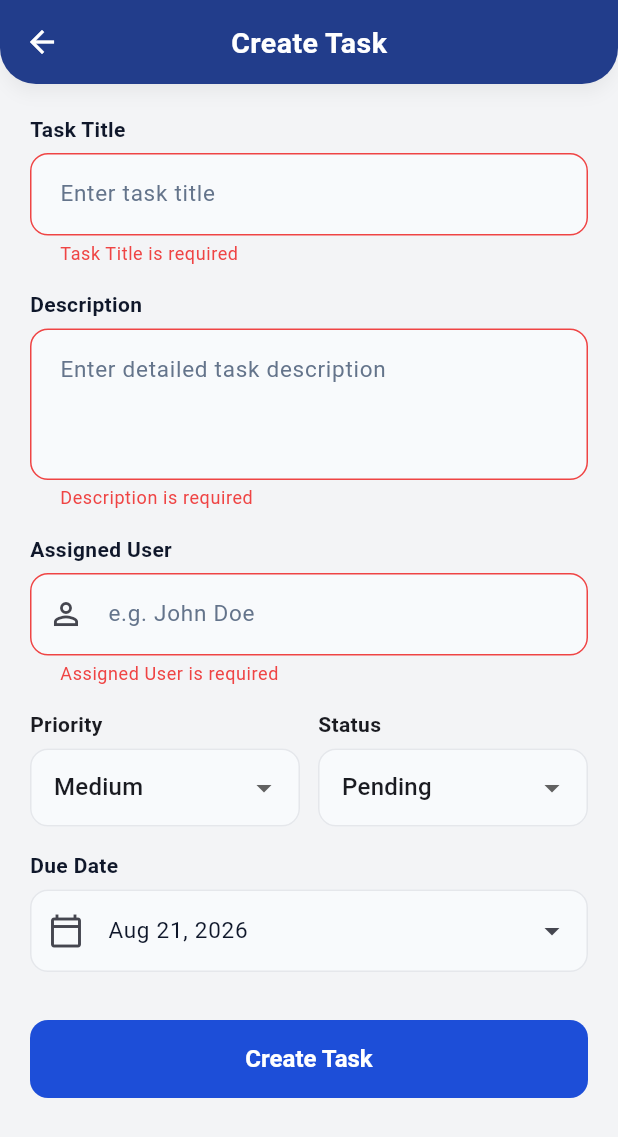
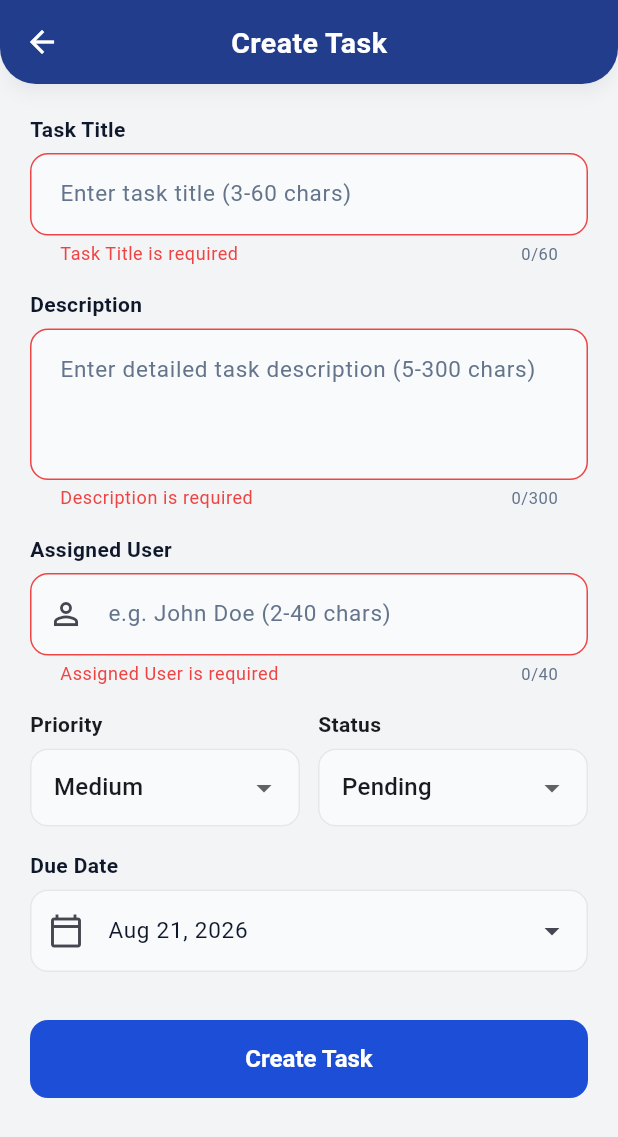
Before and after one commit to praveena-prasad200222/task_and_time-management_project, a Flutter app: the AddEditTaskScreen screen opened by its route, after a tap on "Create Task", on a phone screen of 412 x 824 dp. Shown: the top 1137 px of the screen. Run offline on Flutter 3.47's test engine with Material 3 defaults, Android fonts, the phone set to English and light mode, and no system bars; our stand-ins replace equatable, flutter_bloc, hive, hive_flutter; accounts and stored records are empty.

Commit message:
Added task field validations, min/max length checks, character counters, and error messages

```diff
--- a/lib/core/utils/validators.dart
+++ b/lib/core/utils/validators.dart
@@ -26,4 +26,46 @@ class Validators {
     }
     return null;
   }
+
+  static String? validateTitle(String? value) {
+    if (value == null || value.trim().isEmpty) {
+      return 'Task Title is required';
+    }
+    final trimmed = value.trim();
+    if (trimmed.length < 3) {
+      return 'Task Title must be at least 3 characters';
+    }
+    if (trimmed.length > 60) {
+      return 'Task Title cannot exceed 60 characters';
+    }
+    return null;
+  }
+
+  static String? validateDescription(String? value) {
+    if (value == null || value.trim().isEmpty) {
+      return 'Description is required';
+    }
+    final trimmed = value.trim();
+    if (trimmed.length < 5) {
+      return 'Description must be at least 5 characters';
+    }
+    if (trimmed.length > 300) {
+      return 'Description cannot exceed 300 characters';
+    }
+    return null;
+  }
+
+  static String? validateAssignedUser(String? value) {
+    if (value == null || value.trim().isEmpty) {
+      return 'Assigned User is required';
+    }
+    final trimmed = value.trim();
+    if (trimmed.length < 2) {
+      return 'Assigned User name must be at least 2 characters';
+    }
+    if (trimmed.length > 40) {
+      return 'Assigned User name cannot exceed 40 characters';
+    }
+    return null;
+  }
 }
--- a/lib/core/widgets/custom_text_field.dart
+++ b/lib/core/widgets/custom_text_field.dart
@@ -10,6 +10,7 @@ class CustomTextField extends StatelessWidget {
   final Widget? suffixIcon;
   final Widget? prefixIcon;
   final int maxLines;
+  final int? maxLength;
   final TextInputType? keyboardType;
   final VoidCallback? onTap;
   final bool readOnly;
@@ -24,6 +25,7 @@ class CustomTextField extends StatelessWidget {
     this.suffixIcon,
     this.prefixIcon,
     this.maxLines = 1,
+    this.maxLength,
     this.keyboardType,
     this.onTap,
     this.readOnly = false,
@@ -48,6 +50,7 @@ class CustomTextField extends StatelessWidget {
           validator: validator,
           obscureText: obscureText,
           maxLines: maxLines,
+          maxLength: maxLength,
           keyboardType: keyboardType,
           onTap: onTap,
           readOnly: readOnly,
@@ -56,6 +59,7 @@ class CustomTextField extends StatelessWidget {
             hintText: hint,
             prefixIcon: prefixIcon,
             suffixIcon: suffixIcon,
+            counterStyle: const TextStyle(fontSize: 11, color: AppColors.textSecondary),
           ),
         ),
       ],
--- a/lib/features/tasks/screens/add_edit_task_screen.dart
+++ b/lib/features/tasks/screens/add_edit_task_screen.dart
@@ -150,25 +150,28 @@ class _AddEditTaskScreenState extends State<AddEditTaskScreen> {
             children: [
               CustomTextField(
                 label: 'Task Title',
-                hint: 'Enter task title',
+                hint: 'Enter task title (3-60 chars)',
                 controller: _titleController,
-                validator: (val) => Validators.validateRequired(val, 'Task Title'),
+                maxLength: 60,
+                validator: Validators.validateTitle,
               ),
               const SizedBox(height: 16),
               CustomTextField(
                 label: 'Description',
-                hint: 'Enter detailed task description',
+                hint: 'Enter detailed task description (5-300 chars)',
                 controller: _descriptionController,
                 maxLines: 3,
-                validator: (val) => Validators.validateRequired(val, 'Description'),
+                maxLength: 300,
+                validator: Validators.validateDescription,
               ),
               const SizedBox(height: 16),
               CustomTextField(
                 label: 'Assigned User',
-                hint: 'e.g. John Doe',
+                hint: 'e.g. John Doe (2-40 chars)',
                 controller: _assignedUserController,
                 prefixIcon: const Icon(Icons.person_outline),
-                validator: (val) => Validators.validateRequired(val, 'Assigned User'),
+                maxLength: 40,
+                validator: Validators.validateAssignedUser,
               ),
               const SizedBox(height: 16),
               Row(
```
